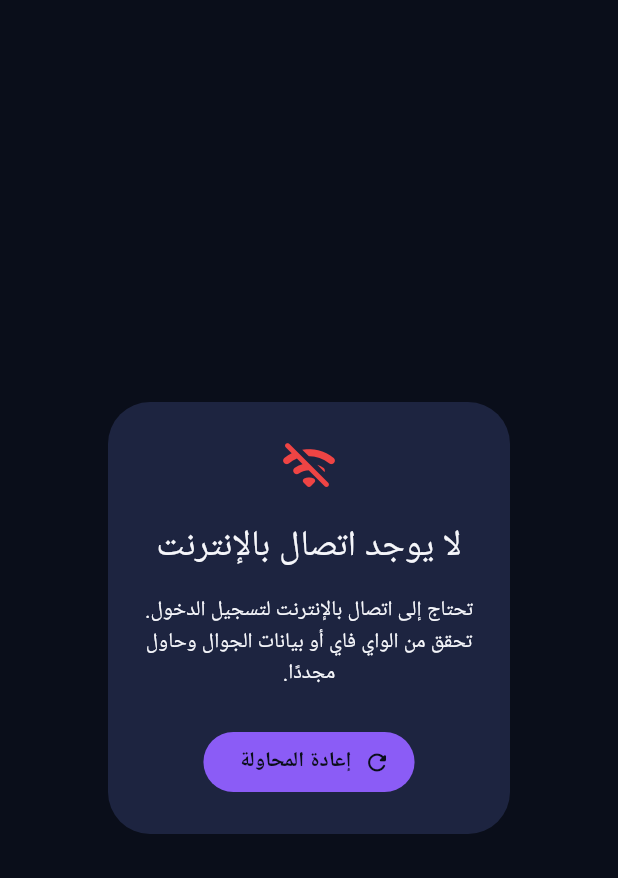
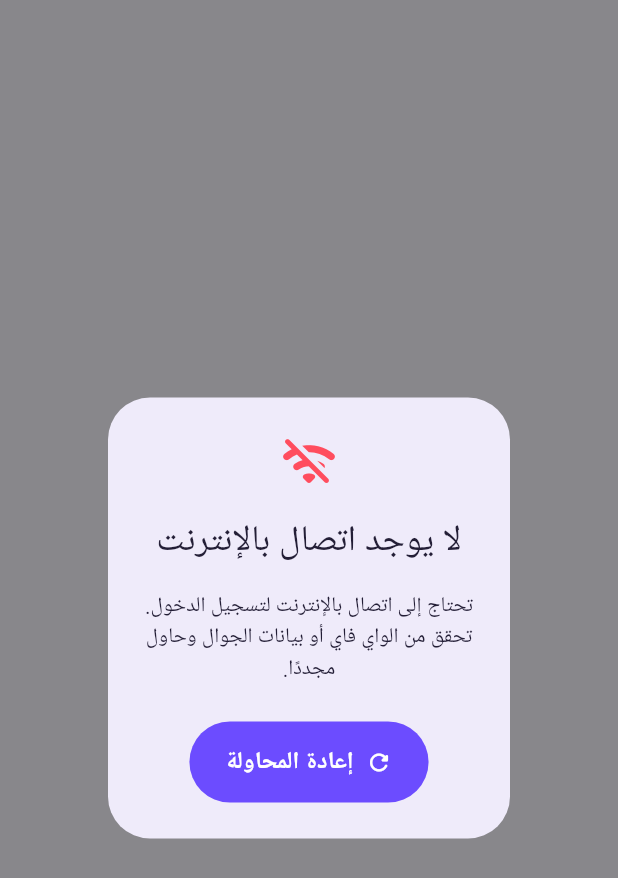
Before and after one commit to RonySaadeh/Tahadi-al-amaliqa, a Flutter app: the screen it shows after launch, on a phone screen of 412 x 824 dp. Shown: the top 878 px of the screen. Run offline on Flutter 3.47's test engine with Material 3 defaults, Android fonts, the phone set to English and light mode, and no system bars; drawn by our look-alikes of flutter_animate; our stand-ins replace cloud_firestore, cloud_functions, confetti, connectivity_plus, equatable, firebase_auth and 7 more; accounts and stored records are empty; generated files the repository leaves out were written again; Roboto replaces fonts that are missing (Cairo).

Commit message:
Redesign the app with a light, playful visual system
The dark "arena" theme read as flat and dull. Replaced it with a bright,
warm, Duolingo/Kahoot-style light theme:

- New AppColors palette: soft lavender-white surfaces, a vivid violet
  brand color, punchy gold/success/error/player accent colors, and dark-ink
  text instead of the old near-black-background dark theme. Every screen
  already read colors through these named tokens, so this single file
  change cascades through the whole app.
- New AppShadows helper: soft neutral shadows for cards and colorful
  "glow" shadows for brand-colored hero surfaces, replacing hard borders
  with a lifted, modern look (applied to the profile stat tiles, the live
  duel VS header, and the home screen's ELO card).
- AppTheme rebuilt as a light Material 3 theme: shadow-based cards, pill
  buttons with a colored glow, borderless rounded input fields, and a
  FilledButtonTheme (was missing, even though FilledButton is used).
- Bumped corner radii for a bubblier, friendlier shape language.
- Fixed the splash screen's offline-dialog scrim, which was tuned for a
  dark background, to use a proper dark barrier so the pop-up still reads
  as a dimmed overlay on the new light background.

main.dart now points at AppTheme.lightTheme (was darkTheme) and forces
ThemeMode.light, matching the existing "one deliberate look regardless of
system setting" approach.

```diff
--- a/lib/core/theme/app_colors.dart
+++ b/lib/core/theme/app_colors.dart
@@ -1,56 +1,62 @@
 import 'package:flutter/material.dart';
 
-/// The full color palette for the app. Dark-first "arena" theme — chosen to
-/// feel like a live competitive game (closer to a sports-betting/esports app
-/// than a form-based utility app), not default Material colors.
+/// The full color palette for the app. Light-first, playful "fun trivia
+/// game" look — bright saturated brand colors on soft off-white surfaces,
+/// closer to Duolingo/Kahoot than a dense dark utility app.
 ///
-/// If you only ever change one file to re-skin the app, it's this one.
+/// If you only ever change one file to re-skin the app, it's this one —
+/// every screen reads colors through these named tokens rather than literal
+/// hex values, so retuning a value here cascades everywhere it's used.
 class AppColors {
   const AppColors._();
 
-  // --- Base surfaces (dark, layered) ---
-  static const Color background = Color(0xFF0A0E1A);
-  static const Color surface = Color(0xFF141A2E);
-  static const Color surfaceRaised = Color(0xFF1D2440);
-  static const Color surfaceBorder = Color(0xFF2A3352);
+  // --- Base surfaces (light, warm, friendly) ---
+  static const Color background = Color(0xFFF8F6FD);
+  static const Color surface = Color(0xFFFFFFFF);
+  static const Color surfaceRaised = Color(0xFFEFEBFA);
+  static const Color surfaceBorder = Color(0xFFEDE9F9);
 
   // --- Brand ---
-  /// Electric violet — primary brand color, used for CTAs and highlights.
-  static const Color primary = Color(0xFF8B5CF6);
-  static const Color primaryDim = Color(0xFF6D28D9);
+  /// Vivid violet — primary brand color, used for CTAs and highlights.
+  static const Color primary = Color(0xFF6C4CFF);
+  static const Color primaryDim = Color(0xFF5136CC);
 
   /// Champion gold — used for ELO/rank, trophies, streaks, celebration.
-  static const Color gold = Color(0xFFFBBF24);
-  static const Color goldDim = Color(0xFFB45309);
+  static const Color gold = Color(0xFFFFB020);
+  static const Color goldDim = Color(0xFFE0921A);
 
   // --- Duel "vs" identity colors (player 1 vs player 2) ---
-  static const Color playerOne = Color(0xFF22D3EE); // cyan
-  static const Color playerTwo = Color(0xFFF472B6); // magenta
+  static const Color playerOne = Color(0xFF17B6E0); // sky cyan
+  static const Color playerTwo = Color(0xFFFF5C9E); // magenta pink
 
   // --- Semantic feedback ---
-  static const Color success = Color(0xFF22C55E);
-  static const Color error = Color(0xFFEF4444);
-  static const Color warning = Color(0xFFF59E0B);
+  static const Color success = Color(0xFF3DCB6C);
+  static const Color error = Color(0xFFFF4D5E);
+  static const Color warning = Color(0xFFFFA726);
 
   // --- Text ---
-  static const Color textPrimary = Color(0xFFF5F6FA);
-  static const Color textSecondary = Color(0xFFA0A8C3);
-  static const Color textDisabled = Color(0xFF5C6488);
+  static const Color textPrimary = Color(0xFF231E36);
+  static const Color textSecondary = Color(0xFF827D99);
+  static const Color textDisabled = Color(0xFFC3BFD6);
 
-  /// Text color to use on top of [primary] or [gold] fills.
-  static const Color onBrand = Color(0xFF0A0E1A);
+  /// Text/icon color to use on top of [gold] or another bright/light brand
+  /// surface (trophy circles, gold gradients, tier badges) — a dark ink
+  /// color, since those surfaces are too light for white text to read well.
+  /// Buttons on [primary] use plain white instead (see `AppTheme`) — violet
+  /// is dark/saturated enough for that, gold isn't.
+  static const Color onBrand = Color(0xFF241E38);
 
   // --- Gradients used for hero/CTA surfaces ---
   static const LinearGradient primaryGradient = LinearGradient(
     begin: Alignment.topLeft,
     end: Alignment.bottomRight,
-    colors: [Color(0xFF8B5CF6), Color(0xFF6366F1)],
+    colors: [Color(0xFF7C5CFF), Color(0xFF5B3DF0)],
   );
 
   static const LinearGradient goldGradient = LinearGradient(
     begin: Alignment.topLeft,
     end: Alignment.bottomRight,
-    colors: [Color(0xFFFBBF24), Color(0xFFF59E0B)],
+    colors: [Color(0xFFFFC94D), Color(0xFFFFA020)],
   );
 
   static const LinearGradient vsGradient = LinearGradient(
--- /dev/null
+++ b/lib/core/theme/app_shadows.dart
@@ -0,0 +1,22 @@
+import 'package:flutter/material.dart';
+
+/// Soft shadows, used instead of hard 1px borders on card-like surfaces —
+/// the single biggest lever for moving this app from "flat and bordered" to
+/// "modern and lifted". [glow] additionally gives brand-colored hero
+/// surfaces (buttons, stat cards) a soft tinted halo instead of a plain
+/// grey one, which reads as more playful/premium than a neutral shadow.
+class AppShadows {
+  const AppShadows._();
+
+  static const List<BoxShadow> card = [
+    BoxShadow(color: Color(0x1F231E36), blurRadius: 20, offset: Offset(0, 8)),
+  ];
+
+  static const List<BoxShadow> subtle = [
+    BoxShadow(color: Color(0x14231E36), blurRadius: 12, offset: Offset(0, 4)),
+  ];
+
+  static List<BoxShadow> glow(Color color, {double opacity = 0.35, double blur = 24, Offset offset = const Offset(0, 10)}) {
+    return [BoxShadow(color: color.withValues(alpha: opacity), blurRadius: blur, offset: offset)];
+  }
+}
--- a/lib/core/theme/app_spacing.dart
+++ b/lib/core/theme/app_spacing.dart
@@ -11,8 +11,8 @@ class AppSpacing {
   static const double xxl = 48;
   static const double xxxl = 64;
 
-  static const double radiusSm = 8;
-  static const double radiusMd = 16;
-  static const double radiusLg = 24;
+  static const double radiusSm = 10;
+  static const double radiusMd = 18;
+  static const double radiusLg = 26;
   static const double radiusPill = 999;
 }
--- a/lib/core/theme/app_theme.dart
+++ b/lib/core/theme/app_theme.dart
@@ -6,29 +6,29 @@ import 'app_typography.dart';
 
 /// Builds the single [ThemeData] the whole app uses (see main.dart).
 ///
-/// The app is dark-first by design — a bright competitive "arena" look
-/// closer to a live-sports/esports app than a light form-based utility app —
-/// so there is currently no separate light theme. If you want one later,
-/// duplicate this function with a light [ColorScheme] and swap the palette
+/// The app is light-first by design — a bright, playful "fun trivia game"
+/// look (think Duolingo/Kahoot) rather than a dense dark utility app — so
+/// there is currently no separate dark theme. If you want one later,
+/// duplicate this function with a dark [ColorScheme] and swap the palette
 /// in `app_colors.dart` accordingly.
 class AppTheme {
   const AppTheme._();
 
-  static ThemeData get darkTheme {
-    final colorScheme = const ColorScheme.dark(
+  static ThemeData get lightTheme {
+    const colorScheme = ColorScheme.light(
       primary: AppColors.primary,
-      onPrimary: AppColors.onBrand,
+      onPrimary: Colors.white,
       secondary: AppColors.gold,
       onSecondary: AppColors.onBrand,
       surface: AppColors.surface,
       onSurface: AppColors.textPrimary,
       error: AppColors.error,
-      onError: AppColors.onBrand,
+      onError: Colors.white,
     );
 
     return ThemeData(
       useMaterial3: true,
-      brightness: Brightness.dark,
+      brightness: Brightness.light,
       colorScheme: colorScheme,
       scaffoldBackgroundColor: AppColors.background,
       textTheme: AppTypography.textTheme,
@@ -36,29 +36,56 @@ class AppTheme {
       splashFactory: InkRipple.splashFactory,
       appBarTheme: const AppBarTheme(
         backgroundColor: Colors.transparent,
+        surfaceTintColor: Colors.transparent,
         elevation: 0,
         centerTitle: true,
         titleTextStyle: TextStyle(
           color: AppColors.textPrimary,
           fontSize: 18,
-          fontWeight: FontWeight.w700,
+          fontWeight: FontWeight.w800,
         ),
         iconTheme: IconThemeData(color: AppColors.textPrimary),
       ),
       cardTheme: CardThemeData(
         color: AppColors.surface,
-        elevation: 0,
+        elevation: 3,
+        shadowColor: const Color(0x24231E36),
+        surfaceTintColor: Colors.transparent,
         shape: RoundedRectangleBorder(
-          borderRadius: BorderRadius.circular(AppSpacing.radiusMd),
-          side: const BorderSide(color: AppColors.surfaceBorder),
+          borderRadius: BorderRadius.circular(AppSpacing.radiusLg),
         ),
         margin: EdgeInsets.zero,
       ),
       elevatedButtonTheme: ElevatedButtonThemeData(
         style: ElevatedButton.styleFrom(
           backgroundColor: AppColors.primary,
-          foregroundColor: AppColors.onBrand,
+          foregroundColor: Colors.white,
           disabledBackgroundColor: AppColors.surfaceBorder,
+          disabledForegroundColor: AppColors.textDisabled,
+          elevation: 4,
+          shadowColor: AppColors.primary.withValues(alpha: 0.4),
+          padding: const EdgeInsets.symmetric(vertical: AppSpacing.md, horizontal: AppSpacing.lg),
+          shape: RoundedRectangleBorder(
+            borderRadius: BorderRadius.circular(AppSpacing.radiusPill),
+          ),
+          textStyle: const TextStyle(fontWeight: FontWeight.w800, fontSize: 16),
+        ),
+      ),
+      filledButtonTheme: FilledButtonThemeData(
+        style: FilledButton.styleFrom(
+          backgroundColor: AppColors.primary,
+          foregroundColor: Colors.white,
+          padding: const EdgeInsets.symmetric(vertical: AppSpacing.md, horizontal: AppSpacing.lg),
+          shape: RoundedRectangleBorder(
+            borderRadius: BorderRadius.circular(AppSpacing.radiusPill),
+          ),
+          textStyle: const TextStyle(fontWeight: FontWeight.w800, fontSize: 16),
+        ),
+      ),
+      outlinedButtonTheme: OutlinedButtonThemeData(
+        style: OutlinedButton.styleFrom(
+          foregroundColor: AppColors.textPrimary,
+          side: const BorderSide(color: AppColors.surfaceBorder, width: 1.5),
           padding: const EdgeInsets.symmetric(vertical: AppSpacing.md, horizontal: AppSpacing.lg),
           shape: RoundedRectangleBorder(
             borderRadius: BorderRadius.circular(AppSpacing.radiusPill),
@@ -66,43 +93,55 @@ class AppTheme {
           textStyle: const TextStyle(fontWeight: FontWeight.w700, fontSize: 16),
         ),
       ),
-      outlinedButtonTheme: OutlinedButtonThemeData(
-        style: OutlinedButton.styleFrom(
-          foregroundColor: AppColors.textPrimary,
-          side: const BorderSide(color: AppColors.surfaceBorder),
-          padding: const EdgeInsets.symmetric(vertical: AppSpacing.md, horizontal: AppSpacing.lg),
-          shape: RoundedRectangleBorder(
-            borderRadius: BorderRadius.circular(AppSpacing.radiusPill),
-          ),
+      textButtonTheme: TextButtonThemeData(
+        style: TextButton.styleFrom(
+          foregroundColor: AppColors.primary,
+          textStyle: const TextStyle(fontWeight: FontWeight.w700),
         ),
       ),
-      textButtonTheme: TextButtonThemeData(
-        style: TextButton.styleFrom(foregroundColor: AppColors.primary),
-      ),
+      iconTheme: const IconThemeData(color: AppColors.textSecondary),
       inputDecorationTheme: InputDecorationTheme(
         filled: true,
         fillColor: AppColors.surfaceRaised,
         contentPadding: const EdgeInsets.symmetric(vertical: AppSpacing.md, horizontal: AppSpacing.md),
         border: OutlineInputBorder(
           borderRadius: BorderRadius.circular(AppSpacing.radiusMd),
-          borderSide: const BorderSide(color: AppColors.surfaceBorder),
+          borderSide: BorderSide.none,
         ),
         enabledBorder: OutlineInputBorder(
           borderRadius: BorderRadius.circular(AppSpacing.radiusMd),
-          borderSide: const BorderSide(color: AppColors.surfaceBorder),
+          borderSide: BorderSide.none,
         ),
         focusedBorder: OutlineInputBorder(
           borderRadius: BorderRadius.circular(AppSpacing.radiusMd),
           borderSide: const BorderSide(color: AppColors.primary, width: 2),
         ),
+        errorBorder: OutlineInputBorder(
+          borderRadius: BorderRadius.circular(AppSpacing.radiusMd),
+          borderSide: const BorderSide(color: AppColors.error, width: 1.5),
+        ),
+        focusedErrorBorder: OutlineInputBorder(
+          borderRadius: BorderRadius.circular(AppSpacing.radiusMd),
+          borderSide: const BorderSide(color: AppColors.error, width: 2),
+        ),
         hintStyle: const TextStyle(color: AppColors.textDisabled),
       ),
-      dividerTheme: const DividerThemeData(color: AppColors.surfaceBorder, thickness: 1),
+      chipTheme: ChipThemeData(
+        backgroundColor: AppColors.surfaceRaised,
+        selectedColor: AppColors.primary,
+        labelStyle: const TextStyle(color: AppColors.textPrimary, fontWeight: FontWeight.w600),
+        side: BorderSide.none,
+        shape: RoundedRectangleBorder(borderRadius: BorderRadius.circular(AppSpacing.radiusPill)),
+      ),
+      dividerTheme: const DividerThemeData(color: AppColors.surfaceBorder, thickness: 1, space: 1),
       bottomNavigationBarTheme: const BottomNavigationBarThemeData(
         backgroundColor: AppColors.surface,
         selectedItemColor: AppColors.primary,
-        unselectedItemColor: AppColors.textSecondary,
+        unselectedItemColor: AppColors.textDisabled,
         type: BottomNavigationBarType.fixed,
+        elevation: 12,
+        selectedLabelStyle: TextStyle(fontWeight: FontWeight.w700, fontSize: 12),
+        unselectedLabelStyle: TextStyle(fontWeight: FontWeight.w600, fontSize: 12),
       ),
     );
   }
--- a/lib/features/auth/widgets/social_sign_in_button.dart
+++ b/lib/features/auth/widgets/social_sign_in_button.dart
@@ -3,7 +3,7 @@ import 'package:flutter/material.dart';
 import '../../../core/theme/app_spacing.dart';
 
 /// A pill-shaped outlined button for Google/Apple sign-in, matching the
-/// dark "arena" theme instead of the providers' default light buttons.
+/// app's own button styling instead of the providers' default look.
 class SocialSignInButton extends StatelessWidget {
   const SocialSignInButton({
     super.key,
--- a/lib/features/duel/widgets/vs_header.dart
+++ b/lib/features/duel/widgets/vs_header.dart
@@ -1,6 +1,7 @@
 import 'package:flutter/material.dart';
 
 import '../../../core/theme/app_colors.dart';
+import '../../../core/theme/app_shadows.dart';
 import '../../../core/theme/app_spacing.dart';
 
 /// The "player vs player" scoreboard strip shown at the top of the live
@@ -28,9 +29,10 @@ class VsHeader extends StatelessWidget {
   Widget build(BuildContext context) {
     return Container(
       padding: const EdgeInsets.fromLTRB(AppSpacing.md, AppSpacing.md, AppSpacing.md, AppSpacing.lg),
-      decoration: const BoxDecoration(
+      decoration: BoxDecoration(
         color: AppColors.surface,
-        borderRadius: BorderRadius.vertical(bottom: Radius.circular(AppSpacing.radiusLg)),
+        borderRadius: const BorderRadius.vertical(bottom: Radius.circular(AppSpacing.radiusLg)),
+        boxShadow: AppShadows.card,
       ),
       child: Column(
         children: [
--- a/lib/features/home/widgets/elo_stat_card.dart
+++ b/lib/features/home/widgets/elo_stat_card.dart
@@ -1,6 +1,7 @@
 import 'package:flutter/material.dart';
 
 import '../../../core/theme/app_colors.dart';
+import '../../../core/theme/app_shadows.dart';
 import '../../../core/theme/app_spacing.dart';
 import '../../../core/theme/app_typography.dart';
 import '../../../core/utils/formatters.dart';
@@ -27,6 +28,7 @@ class EloStatCard extends StatelessWidget {
       decoration: BoxDecoration(
         gradient: AppColors.goldGradient,
         borderRadius: BorderRadius.circular(AppSpacing.radiusLg),
+        boxShadow: AppShadows.glow(AppColors.gold),
       ),
       child: Column(
         crossAxisAlignment: CrossAxisAlignment.start,
--- a/lib/features/profile/widgets/stat_tile.dart
+++ b/lib/features/profile/widgets/stat_tile.dart
@@ -1,6 +1,7 @@
 import 'package:flutter/material.dart';
 
 import '../../../core/theme/app_colors.dart';
+import '../../../core/theme/app_shadows.dart';
 import '../../../core/theme/app_spacing.dart';
 
 /// One stat in the profile's stats grid (wins, losses, streak, ELO). Built
@@ -17,9 +18,9 @@ class StatTile extends StatelessWidget {
     return Container(
       padding: const EdgeInsets.symmetric(vertical: AppSpacing.md, horizontal: AppSpacing.sm),
       decoration: BoxDecoration(
-        color: AppColors.surfaceRaised,
+        color: AppColors.surface,
         borderRadius: BorderRadius.circular(AppSpacing.radiusMd),
-        border: Border.all(color: AppColors.surfaceBorder),
+        boxShadow: AppShadows.subtle,
       ),
       child: Column(
         children: [
--- a/lib/features/splash/screens/splash_screen.dart
+++ b/lib/features/splash/screens/splash_screen.dart
@@ -46,7 +46,7 @@ class SplashScreen extends ConsumerWidget {
             // rather than needing imperative Navigator bookkeeping to avoid
             // stacking duplicate dialogs or dismissing a stale one.
             if (isOffline) ...[
-              Positioned.fill(child: ColoredBox(color: AppColors.background.withValues(alpha: 0.85))),
+              Positioned.fill(child: ColoredBox(color: Colors.black.withValues(alpha: 0.45))),
               Padding(
                 padding: const EdgeInsets.all(AppSpacing.xl),
                 child: _NoConnectionDialog(l10n: l10n, ref: ref),
--- a/lib/main.dart
+++ b/lib/main.dart
@@ -65,9 +65,9 @@ class TahadiApp extends ConsumerWidget {
     return MaterialApp.router(
       title: 'تحدي العمالقة',
       debugShowCheckedModeBanner: false,
-      theme: AppTheme.darkTheme,
-      darkTheme: AppTheme.darkTheme,
-      themeMode: ThemeMode.dark,
+      theme: AppTheme.lightTheme,
+      darkTheme: AppTheme.lightTheme,
+      themeMode: ThemeMode.light,
       routerConfig: router,
       locale: locale,
       supportedLocales: AppLocalizations.supportedLocales,
```
